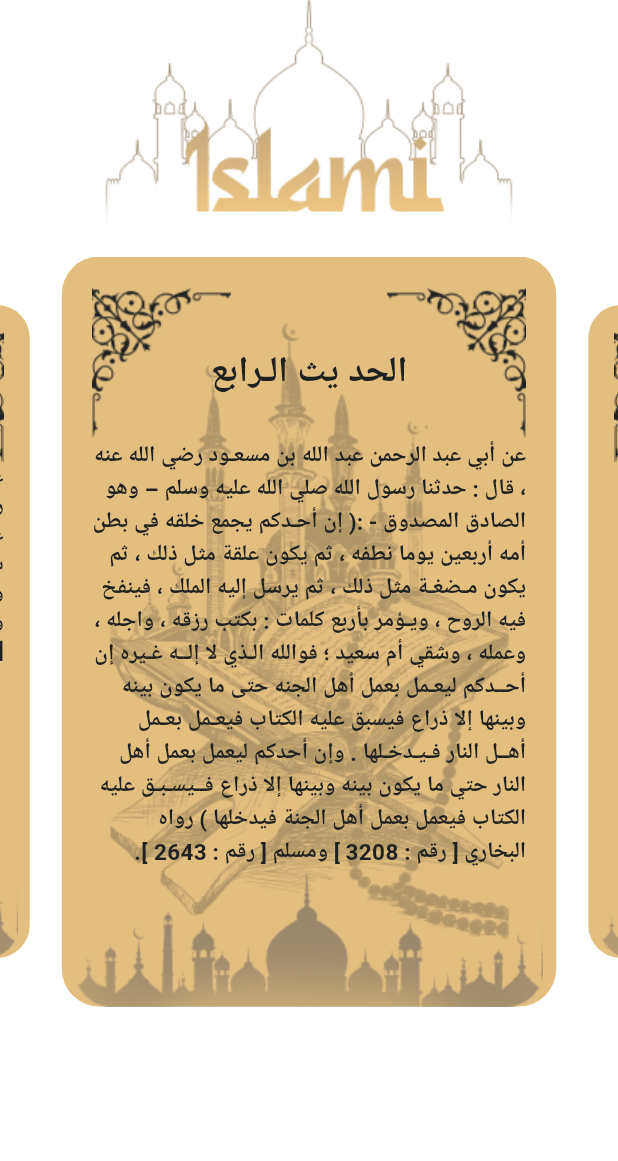
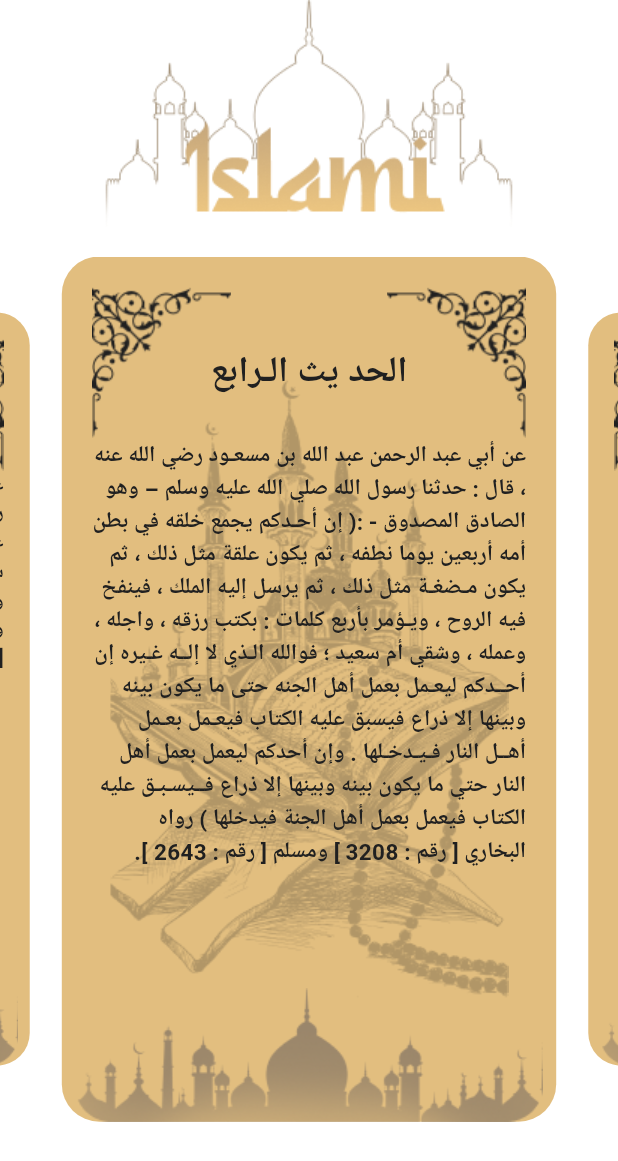
Before and after one commit to mohamedaboughonema/islami, a Flutter app: the HadethTab widget shown alone on an empty page, opened directly, swiped to page 4, on a phone screen of 412 x 824 dp. Shown: the top 1161 px of the screen. Run offline on Flutter 3.47's test engine with Material 3 defaults, Android fonts, the light colour scheme and no system bars; drawn by our look-alikes of carousel_slider; our stand-ins replace google_fonts, introduction_screen, shared_preferences; accounts and stored records are empty.

Commit message:
- added height media query

```diff
--- a/lib/hadeth/hadeth_tab.dart
+++ b/lib/hadeth/hadeth_tab.dart
@@ -16,6 +16,8 @@ class HadethTab extends StatefulWidget {
 class _HadethTabState extends State<HadethTab> {
   @override
   Widget build(BuildContext context) {
+    var height = MediaQuery.of(context).size.height;
+    // var width = MediaQuery.of(context).size.width;
     if (hadethList.isEmpty) {
       loadHadethFile();
     }
@@ -103,7 +105,7 @@ class _HadethTabState extends State<HadethTab> {
                       ),
                     ),
                 options: CarouselOptions(
-                  height: 500,
+                  height: height * 0.7,
                   // aspectRatio: 16 / 9,
                   viewportFraction: 0.8,
                   initialPage: 0,
--- a/lib/todo.dart
+++ b/lib/todo.dart
@@ -5,3 +5,4 @@ library;
 /// - sebha screen
 /// - radio screen
 /// - time screen
+/// - splash screen
```
